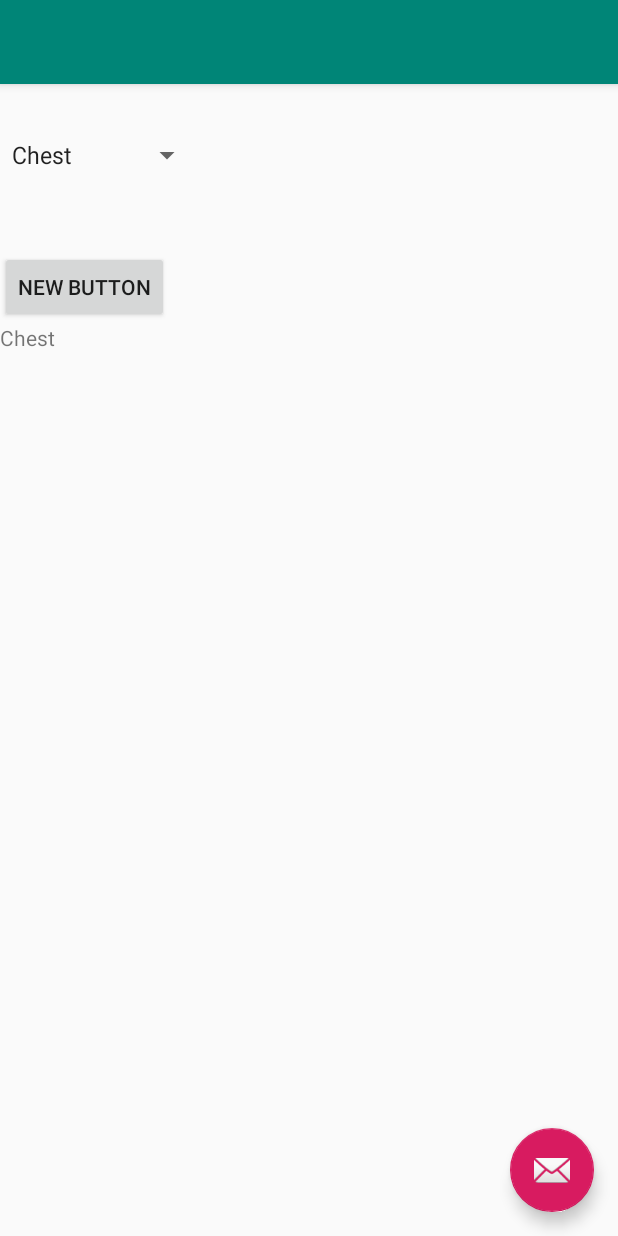
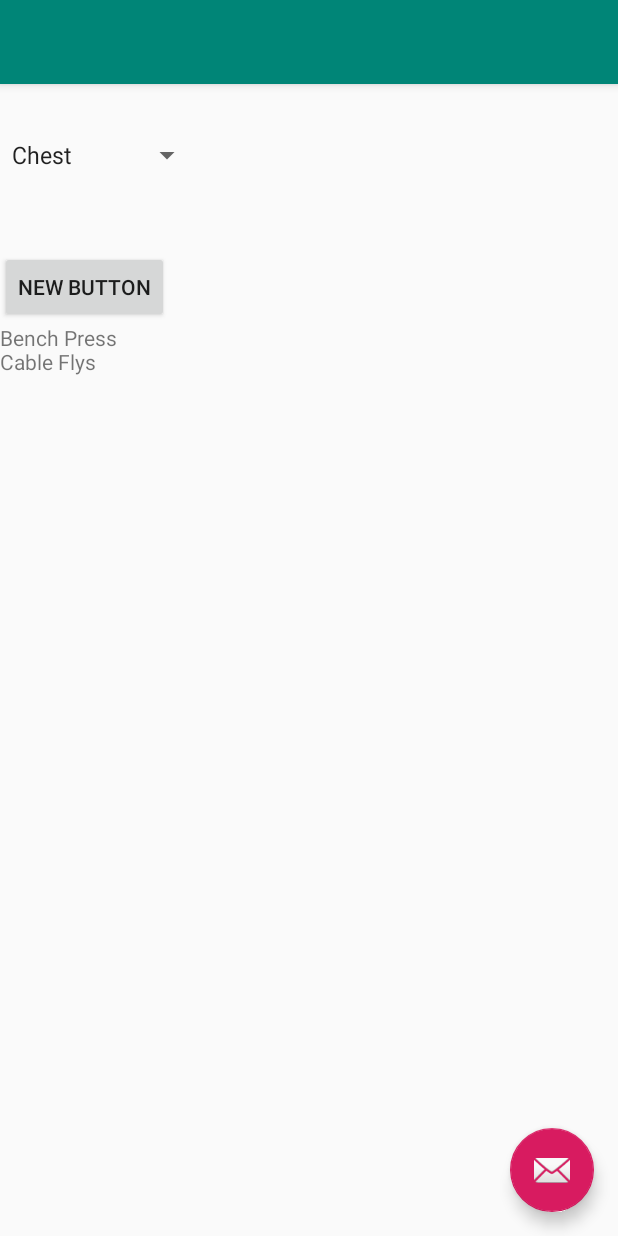
Before and after one commit to Danboe2018/WorkoutAdvisor, an Android app: the screen it shows after launch (FindWorkoutActivity), after a tap on "NEW BUTTON", on a phone screen of 412 x 824 dp. Run offline under Robolectric (Android 15) with nearby library versions, the phone set to English and light mode, and no system bars.

Commit message:
Formatted workouts

```diff
--- a/app/src/main/java/com/webappclouds/workoutadvisor/FindWorkoutActivity.java
+++ b/app/src/main/java/com/webappclouds/workoutadvisor/FindWorkoutActivity.java
@@ -6,7 +6,11 @@ import android.view.View;
 import android.widget.Spinner;
 import android.widget.TextView;
 
+import java.util.List;
+
 public class FindWorkoutActivity extends Activity {
+
+    private WorkoutExpert expert = new WorkoutExpert();
 
     @Override
     protected void onCreate(Bundle savedInstanceState) {
@@ -22,6 +26,15 @@ public class FindWorkoutActivity extends Activity {
 
         String workout = String.valueOf(workoutType.getSelectedItem());
 
-        workouts.setText(workout);
+        //workouts.setText(workout);
+        List<String> workoutList = expert.getWorkouts(workout);
+
+        StringBuilder workoutsFormatted = new StringBuilder();
+
+        for (String work : workoutList){
+            workoutsFormatted.append(work).append('\n');
+        }
+
+        workouts.setText(workoutsFormatted);
     }
 }
--- a/app/src/main/java/com/webappclouds/workoutadvisor/WorkoutExpert.java
+++ b/app/src/main/java/com/webappclouds/workoutadvisor/WorkoutExpert.java
@@ -14,7 +14,7 @@ public class WorkoutExpert {
         } else if (workoutTypes.equals("Triceps")){
             workout.add("Tricep Ext");
             workout.add("Tricep Pushdowns");
-        } else if (workoutTypes.equals("Shoulder")) {
+        } else if (workoutTypes.equals("Shoulders")) {
             workout.add("Shoulder Press");
         } else if (workoutTypes.equals("Biceps")){
             workout.add("Bicep Curls");
```
